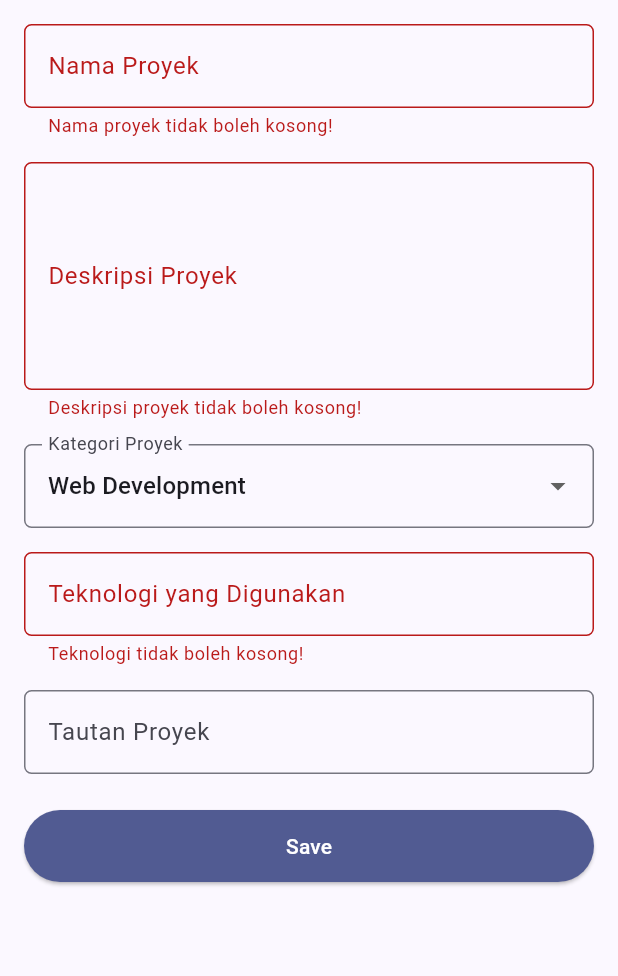
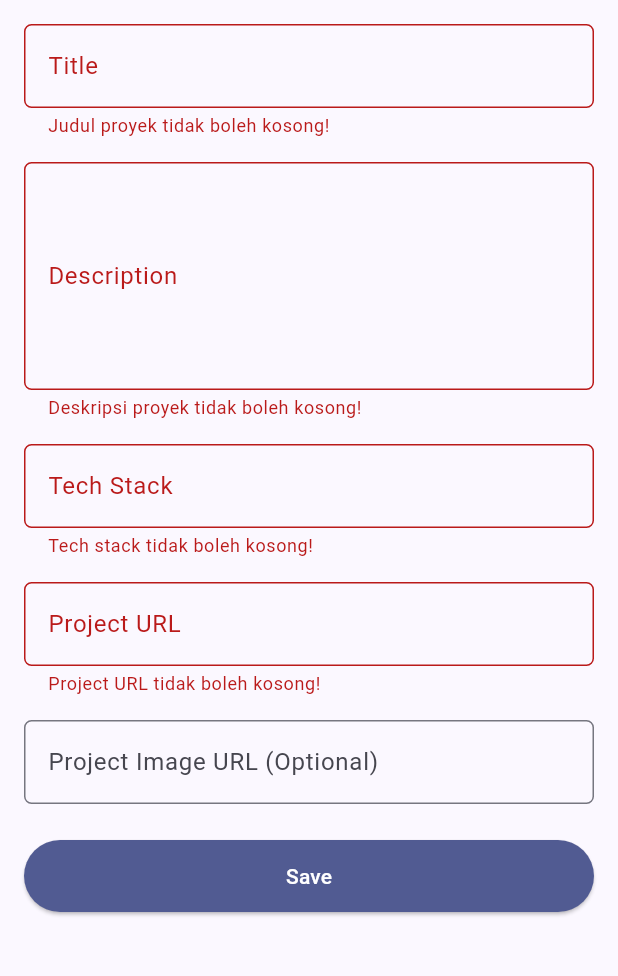
Before and after one commit to wafissh/myportofolio_mobile, a Flutter app: the ProjectFormPage screen opened directly, after a tap on "Save", on a phone screen of 412 x 824 dp, the part 84-1060 px from its top. Run offline on Flutter 3.47's test engine with Material 3 defaults, Android fonts, the phone set to English and light mode, and no system bars; our stand-ins replace material_ui; generated files the repository leaves out were written again.

Commit message:
feat: kirim form proyek ke API dengan autentikasi token

```diff
--- a/lib/screens/project_form.dart
+++ b/lib/screens/project_form.dart
@@ -1,6 +1,11 @@
 import 'package:material_ui/material_ui.dart';
+import 'package:provider/provider.dart';
 
+import 'package:myportofolio_mobile/models/project.dart';
+import 'package:myportofolio_mobile/services/api_client.dart';
+import 'package:myportofolio_mobile/services/auth_state.dart';
 import 'package:myportofolio_mobile/utils/validators.dart';
+import 'package:myportofolio_mobile/widgets/auth_guard.dart';
 import 'package:myportofolio_mobile/widgets/left_drawer.dart';
 
 class ProjectFormPage extends StatefulWidget {
@@ -12,22 +17,27 @@ class ProjectFormPage extends StatefulWidget {
 
 class _ProjectFormPageState extends State<ProjectFormPage> {
   final _formKey = GlobalKey<FormState>();
-  String _projectName = "";
+  String _title = "";
   String _description = "";
-  String _category = "Web Development";
-  String _technologies = "";
-  String _projectLink = "";
+  String _techStack = "";
+  String _projectUrl = "";
+  String _projectImageUrl = "";
+  bool _isSubmitting = false;
 
-  final List<String> _categories = [
-    'Web Development',
-    'Mobile Development',
-    'Machine Learning',
-    'Data Science',
-    'Other',
-  ];
+  String? _validateProjectUrl(String? value) {
+    final required = validateRequired(
+      value,
+      label: "Project URL",
+      maxLength: 200,
+    );
+    if (required != null) {
+      return required;
+    }
+    return validateOptionalUrl(value, label: "Project URL");
+  }
 
-  void _showSummary(BuildContext context) {
-    showDialog(
+  Future<void> _showSuccessDialog(Project project) {
+    return showDialog<void>(
       context: context,
       builder: (dialogContext) {
         return AlertDialog(
@@ -36,13 +46,12 @@ class _ProjectFormPageState extends State<ProjectFormPage> {
             child: Column(
               crossAxisAlignment: CrossAxisAlignment.start,
               children: [
-                Text('Nama Proyek: $_projectName'),
-                Text('Deskripsi: $_description'),
-                Text('Kategori: $_category'),
-                Text('Teknologi: $_technologies'),
-                Text(
-                  'Tautan: ${_projectLink.trim().isEmpty ? '-' : _projectLink}',
-                ),
+                Text('Judul: ${project.title}'),
+                Text('Deskripsi: ${project.description}'),
+                Text('Tech Stack: ${project.techStack}'),
+                Text('Tautan: ${project.projectUrl}'),
+                if (project.projectImageUrl.isNotEmpty)
+                  Text('Gambar: ${project.projectImageUrl}'),
               ],
             ),
           ),
@@ -57,9 +66,78 @@ class _ProjectFormPageState extends State<ProjectFormPage> {
     );
   }
 
+  Future<void> _submit() async {
+    if (!_formKey.currentState!.validate()) {
+      return;
+    }
+    final loggedIn = await ensureLoggedIn(context);
+    if (!mounted || !loggedIn) {
+      return;
+    }
+
+    final authState = context.read<AuthState>();
+    final token = authState.token;
+    if (token == null) {
+      return;
+    }
+
+    setState(() {
+      _isSubmitting = true;
+    });
+
+    try {
+      final project = Project(
+        title: _title.trim(),
+        description: _description.trim(),
+        techStack: _techStack.trim(),
+        projectUrl: _projectUrl.trim(),
+        projectImageUrl: _projectImageUrl.trim(),
+      );
+      final created = await context.read<ApiClient>().createProject(
+        project,
+        token: token,
+      );
+      if (!mounted) {
+        return;
+      }
+      await _showSuccessDialog(created);
+    } on ApiException catch (error) {
+      if (!mounted) {
+        return;
+      }
+      if (error.statusCode == 401) {
+        await authState.logout();
+        if (!mounted) {
+          return;
+        }
+        ScaffoldMessenger.of(context).showSnackBar(
+          const SnackBar(
+            content: Text('Sesi berakhir. Silakan login kembali.'),
+          ),
+        );
+        await ensureLoggedIn(context);
+      } else {
+        ScaffoldMessenger.of(context).showSnackBar(
+          SnackBar(
+            content: Text(
+              'Gagal menambahkan proyek (${error.statusCode}).',
+            ),
+          ),
+        );
+      }
+    } finally {
+      if (mounted) {
+        setState(() {
+          _isSubmitting = false;
+        });
+      }
+    }
+  }
+
   @override
   Widget build(BuildContext context) {
     final primaryColor = Theme.of(context).colorScheme.primary;
+    final border = OutlineInputBorder(borderRadius: BorderRadius.circular(5.0));
 
     return Scaffold(
       appBar: AppBar(
@@ -78,18 +156,16 @@ class _ProjectFormPageState extends State<ProjectFormPage> {
               children: [
                 TextFormField(
                   decoration: InputDecoration(
-                    hintText: "Nama Proyek",
-                    labelText: "Nama Proyek",
-                    border: OutlineInputBorder(
-                      borderRadius: BorderRadius.circular(5.0),
-                    ),
+                    hintText: "Nama proyek",
+                    labelText: "Title",
+                    border: border,
                   ),
                   onChanged: (String? value) {
-                    _projectName = value ?? "";
+                    _title = value ?? "";
                   },
                   validator: (String? value) => validateRequired(
                     value,
-                    label: "Nama proyek",
+                    label: "Judul proyek",
                     minLength: 3,
                     maxLength: 100,
                   ),
@@ -98,11 +174,9 @@ class _ProjectFormPageState extends State<ProjectFormPage> {
                 TextFormField(
                   maxLines: 5,
                   decoration: InputDecoration(
-                    hintText: "Deskripsi Proyek",
-                    labelText: "Deskripsi Proyek",
-                    border: OutlineInputBorder(
-                      borderRadius: BorderRadius.circular(5.0),
-                    ),
+                    hintText: "Deskripsi proyek",
+                    labelText: "Description",
+                    border: border,
                   ),
                   onChanged: (String? value) {
                     _description = value ?? "";
@@ -115,49 +189,18 @@ class _ProjectFormPageState extends State<ProjectFormPage> {
                   ),
                 ),
                 const SizedBox(height: 16.0),
-                DropdownButtonFormField<String>(
-                  decoration: InputDecoration(
-                    labelText: "Kategori Proyek",
-                    border: OutlineInputBorder(
-                      borderRadius: BorderRadius.circular(5.0),
-                    ),
-                  ),
-                  initialValue: _category,
-                  items: _categories
-                      .map(
-                        (category) => DropdownMenuItem(
-                          value: category,
-                          child: Text(category),
-                        ),
-                      )
-                      .toList(),
-                  onChanged: (String? newValue) {
-                    setState(() {
-                      _category = newValue ?? "Web Development";
-                    });
-                  },
-                  validator: (String? value) {
-                    if (value == null || value.trim().isEmpty) {
-                      return "Kategori proyek tidak boleh kosong!";
-                    }
-                    return null;
-                  },
-                ),
-                const SizedBox(height: 16.0),
                 TextFormField(
                   decoration: InputDecoration(
                     hintText: "Contoh: Flutter, Django, Figma",
-                    labelText: "Teknologi yang Digunakan",
-                    border: OutlineInputBorder(
-                      borderRadius: BorderRadius.circular(5.0),
-                    ),
+                    labelText: "Tech Stack",
+                    border: border,
                   ),
                   onChanged: (String? value) {
-                    _technologies = value ?? "";
+                    _techStack = value ?? "";
                   },
                   validator: (String? value) => validateRequired(
                     value,
-                    label: "Teknologi",
+                    label: "Tech stack",
                     minLength: 2,
                     maxLength: 100,
                   ),
@@ -166,17 +209,28 @@ class _ProjectFormPageState extends State<ProjectFormPage> {
                 TextFormField(
                   keyboardType: TextInputType.url,
                   decoration: InputDecoration(
-                    hintText: "https://contoh.com (opsional)",
-                    labelText: "Tautan Proyek",
-                    border: OutlineInputBorder(
-                      borderRadius: BorderRadius.circular(5.0),
-                    ),
+                    hintText: "https://contoh.com",
+                    labelText: "Project URL",
+                    border: border,
                   ),
                   onChanged: (String? value) {
-                    _projectLink = value ?? "";
+                    _projectUrl = value ?? "";
+                  },
+                  validator: _validateProjectUrl,
+                ),
+                const SizedBox(height: 16.0),
+                TextFormField(
+                  keyboardType: TextInputType.url,
+                  decoration: InputDecoration(
+                    hintText: "https://contoh.com/gambar.png (opsional)",
+                    labelText: "Project Image URL (Optional)",
+                    border: border,
+                  ),
+                  onChanged: (String? value) {
+                    _projectImageUrl = value ?? "";
                   },
                   validator: (String? value) =>
-                      validateOptionalUrl(value, label: "Tautan proyek"),
+                      validateOptionalUrl(value, label: "Project image URL"),
                 ),
                 const SizedBox(height: 24.0),
                 SizedBox(
@@ -187,12 +241,14 @@ class _ProjectFormPageState extends State<ProjectFormPage> {
                       foregroundColor: Colors.white,
                       padding: const EdgeInsets.symmetric(vertical: 14.0),
                     ),
-                    onPressed: () {
-                      if (_formKey.currentState!.validate()) {
-                        _showSummary(context);
-                      }
-                    },
-                    child: const Text("Save"),
+                    onPressed: _isSubmitting ? null : _submit,
+                    child: _isSubmitting
+                        ? const SizedBox(
+                            height: 20,
+                            width: 20,
+                            child: CircularProgressIndicator(strokeWidth: 2),
+                          )
+                        : const Text("Save"),
                   ),
                 ),
                 const SizedBox(height: 16.0),
```
